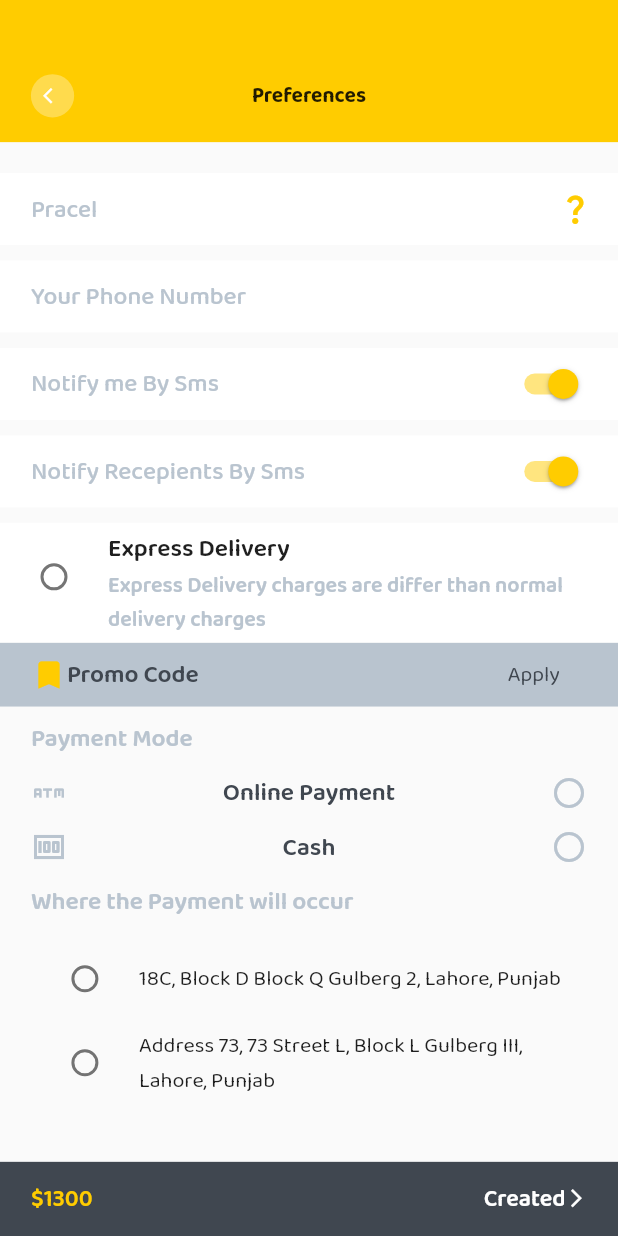
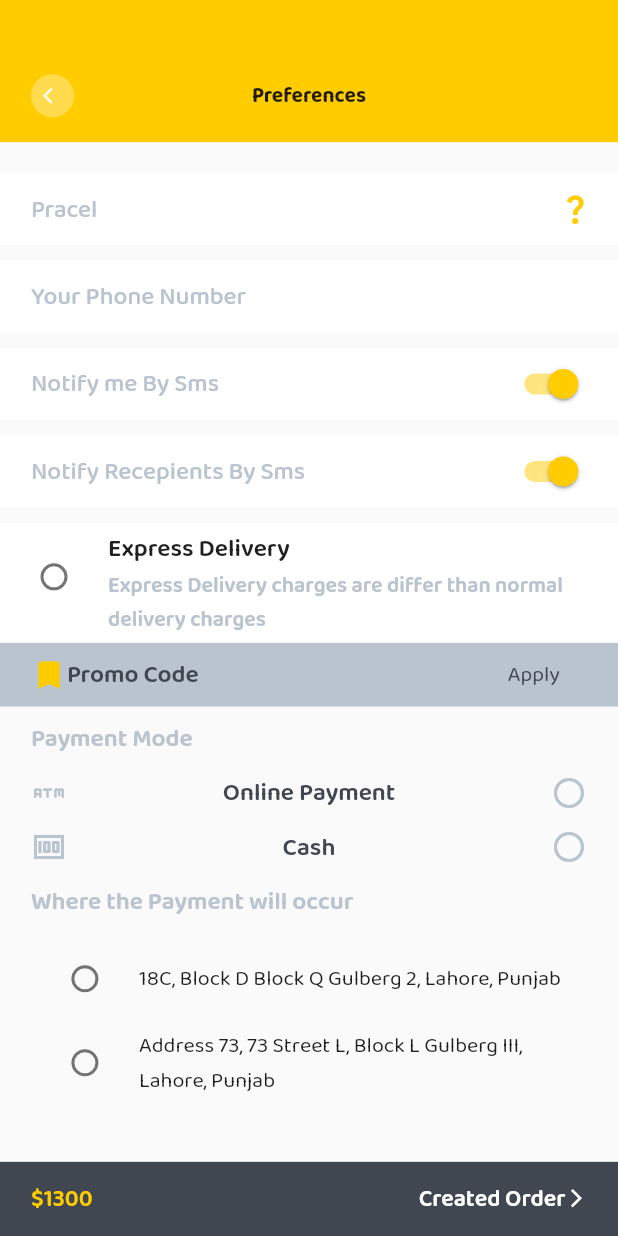
Before and after one commit to naqeeb9a/M-Track, a Flutter app: the PreferencesScreen screen opened directly, on a phone screen of 412 x 824 dp. Run offline on Flutter 3.47's test engine with Material 2 defaults, Android fonts, the light colour scheme and no system bars; our stand-ins replace dropdown_button2, flutter_rating_bar, google_fonts, lottie.

Commit message:
Khubaib - final minor changes

```diff
--- a/lib/Khubaib/preferences.dart
+++ b/lib/Khubaib/preferences.dart
@@ -5,6 +5,7 @@ import 'package:courierapp/Widgets/text_widget.dart';
 import 'package:courierapp/utils/dynamic_sizes.dart';
 import 'package:flutter/material.dart';
 
+import '../utils/app_routes.dart';
 import '../utils/config.dart';
 
 class PreferencesScreen extends StatefulWidget {
@@ -20,7 +21,14 @@ class _PreferencesScreenState extends State<PreferencesScreen> {
   @override
   Widget build(BuildContext context) {
     return Scaffold(
-      bottomNavigationBar: orderBottomBar(context),
+      bottomNavigationBar: orderBottomBar(
+        context,
+        "Created Order",
+        function: () => CustomRoutes().push(
+          context,
+          const SubmitOrder(),
+        ),
+      ),
       body: Column(
         children: [
           topBar(context, "Preferences"),
@@ -44,19 +52,24 @@ class _PreferencesScreenState extends State<PreferencesScreen> {
           CustomSizes().heightBox(context, 0.025),
           ColoredBox(
             color: CustomColors.customWhite,
-            child: myRadioButton(context,  "Express Delivery",
-                 1, (newValue) => setState(() => _groupValue = newValue),text1: true,subtitle: "Express Delivery charges are differ than normal delivery charges"),
+            child: myRadioButton(context, "Express Delivery", 1,
+                (newValue) => setState(() => _groupValue = newValue),
+                text1: true,
+                subtitle:
+                    "Express Delivery charges are differ than normal delivery charges"),
           ),
           Container(
             color: CustomColors.customGrey,
             padding: EdgeInsets.symmetric(
-                horizontal: CustomSizes().dynamicWidth(context, 0.05),vertical: CustomSizes().dynamicHeight(context, 0.01) ),
+                horizontal: CustomSizes().dynamicWidth(context, 0.05),
+                vertical: CustomSizes().dynamicHeight(context, 0.01)),
             child: Row(
-
               children: [
-                const Icon(Icons.bookmark_outlined,color:CustomColors.customYellow),
-                text(context, "Promo Code", 0.04, CustomColors.customLightBlack,bold:true),
-                CustomSizes().widthBox(context,0.5),
+                const Icon(Icons.bookmark_outlined,
+                    color: CustomColors.customYellow),
+                text(context, "Promo Code", 0.04, CustomColors.customLightBlack,
+                    bold: true),
+                CustomSizes().widthBox(context, 0.5),
                 text(context, "Apply", 0.035, CustomColors.customLightBlack),
               ],
             ),
@@ -68,8 +81,9 @@ class _PreferencesScreenState extends State<PreferencesScreen> {
             child: Column(
               crossAxisAlignment: CrossAxisAlignment.start,
               children: [
-                text(context, "Payment Mode", 0.04, CustomColors.customGrey,bold: true),
-                CustomSizes().heightBox(context,0.025),
+                text(context, "Payment Mode", 0.04, CustomColors.customGrey,
+                    bold: true),
+                CustomSizes().heightBox(context, 0.025),
                 Row(
                   mainAxisAlignment: MainAxisAlignment.spaceBetween,
                   children: [
@@ -77,8 +91,8 @@ class _PreferencesScreenState extends State<PreferencesScreen> {
                     text(context, "Online Payment", 0.04,
                         CustomColors.customLightBlack,
                         bold: true),
-
-                   const Icon(Icons.circle_outlined, color: CustomColors.customGrey)
+                    const Icon(Icons.circle_outlined,
+                        color: CustomColors.customGrey)
                   ],
                 ),
                 CustomSizes().heightBox(context, 0.025),
@@ -86,25 +100,30 @@ class _PreferencesScreenState extends State<PreferencesScreen> {
                   mainAxisAlignment: MainAxisAlignment.spaceBetween,
                   children: [
                     const Icon(Icons.money, color: CustomColors.customGrey),
-                    text(context, "Cash", 0.04,
-                        CustomColors.customLightBlack,
+                    text(context, "Cash", 0.04, CustomColors.customLightBlack,
                         bold: true),
-
-                   const Icon(Icons.circle_outlined, color: CustomColors.customGrey)
+                    const Icon(Icons.circle_outlined,
+                        color: CustomColors.customGrey)
                   ],
                 ),
                 CustomSizes().heightBox(context, 0.025),
-                text(context, "Where the Payment will occur", 0.04, CustomColors.customGrey,bold:true),
+                text(context, "Where the Payment will occur", 0.04,
+                    CustomColors.customGrey,
+                    bold: true),
                 CustomSizes().heightBox(context, 0.025),
-                myRadioButton(context,  "18C, Block D Block Q Gulberg 2, Lahore, Punjab",
-                 2, (newValue) => setState(() => _groupValue = newValue)),
-                myRadioButton(context,  "Address 73, 73 Street L, Block L Gulberg III, Lahore, Punjab",
-               3, (newValue) => setState(() => _groupValue = newValue)),
+                myRadioButton(
+                    context,
+                    "18C, Block D Block Q Gulberg 2, Lahore, Punjab",
+                    2,
+                    (newValue) => setState(() => _groupValue = newValue)),
+                myRadioButton(
+                    context,
+                    "Address 73, 73 Street L, Block L Gulberg III, Lahore, Punjab",
+                    3,
+                    (newValue) => setState(() => _groupValue = newValue)),
               ],
             ),
           ),
-
-
         ],
       ),
     );
@@ -129,9 +148,7 @@ Widget preferencesWidget(context, text1, icon, {button = false}) {
                 ? Switch(
                     activeColor: CustomColors.customYellow,
                     inactiveTrackColor: CustomColors.customGrey,
-                    onChanged: (value) {
-
-                    },
+                    onChanged: (value) {},
                     value: true,
                   )
                 : Container(),
@@ -141,14 +158,22 @@ Widget preferencesWidget(context, text1, icon, {button = false}) {
   );
 }
 
-Widget myRadioButton(context,title, value, onChanged,{text1 = false ,subtitle}) {
+Widget myRadioButton(context, title, value, onChanged,
+    {text1 = false, subtitle}) {
   return RadioListTile(
     value: value,
     groupValue: _groupValue,
     onChanged: onChanged,
-    title: text1==false ?  text(context, title, 0.035, CustomColors.customBlack, ):text(context, title,0.04, CustomColors.customBlack,bold:true),
-    subtitle: text1 == true ?text(context, subtitle, 0.035,
-                     CustomColors.customGrey,
-                       bold: true):null,
+    title: text1 == false
+        ? text(
+            context,
+            title,
+            0.035,
+            CustomColors.customBlack,
+          )
+        : text(context, title, 0.04, CustomColors.customBlack, bold: true),
+    subtitle: text1 == true
+        ? text(context, subtitle, 0.035, CustomColors.customGrey, bold: true)
+        : null,
   );
 }
--- a/lib/Khubaib/submit_order.dart
+++ b/lib/Khubaib/submit_order.dart
@@ -15,7 +15,7 @@ class _SubmitOrderState extends State<SubmitOrder> {
   @override
   Widget build(BuildContext context) {
     return Scaffold(
-      bottomNavigationBar: orderBottomBar(context),
+      bottomNavigationBar: orderBottomBar(context,"Created Order"),
       body: Column(
         crossAxisAlignment: CrossAxisAlignment.start,
         children: [
@@ -104,7 +104,7 @@ Widget orderCard(context, index,{icon = false}) {
   );
 }
 
-Widget orderBottomBar(context) {
+Widget orderBottomBar(context, title,{function = ""}) {
   return Container(
     width: CustomSizes().dynamicWidth(context, 1),
     height: CustomSizes().dynamicHeight(context, 0.06),
@@ -115,12 +115,15 @@ Widget orderBottomBar(context) {
       mainAxisAlignment: MainAxisAlignment.spaceBetween,
       children: [
         text(context, "\$1300", 0.038, CustomColors.customYellow, bold: true),
-        Row(children: [
-          text(context, "Created", 0.038, CustomColors.customWhite, bold: true),
-          Icon(Icons.arrow_forward_ios,
-              size: CustomSizes().dynamicWidth(context, 0.035),
-              color: CustomColors.customWhite),
-        ])
+        InkWell(
+           onTap: function == "" ? () {} : function,
+          child: Row(children: [
+            text(context, title, 0.038, CustomColors.customWhite, bold: true),
+            Icon(Icons.arrow_forward_ios,
+                size: CustomSizes().dynamicWidth(context, 0.035),
+                color: CustomColors.customWhite),
+          ]),
+        )
       ],
     ),
   );
```
Also changed, not shown: lib/Khubaib/sending.dart (+57 -21 lines), lib/Screens/location.dart (+19 -7 lines). Lines whose indentation alone changed are shown as unchanged.
